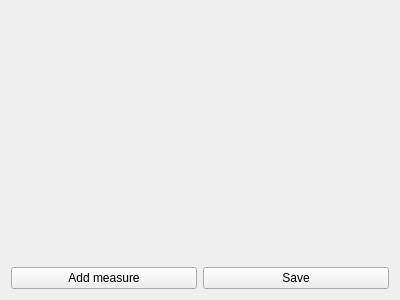
Old version of the form HardwareSyncMainPage.ui in the repository arthur469/HardwareSyncAI.
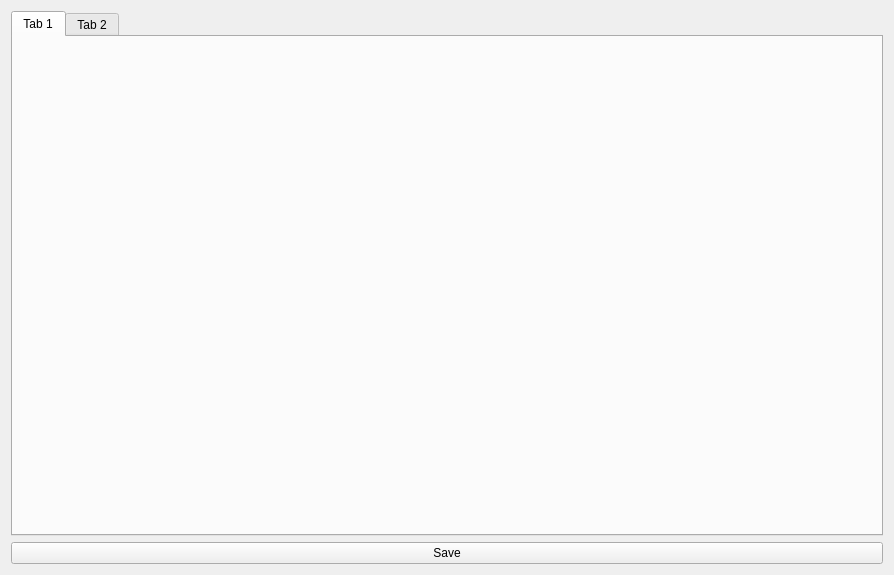
New version of the form.

The edit to the form file:
```diff
--- a/HardwareSyncMainPage.ui
+++ b/HardwareSyncMainPage.ui
@@ -6,48 +6,38 @@
    <rect>
     <x>0</x>
     <y>0</y>
-    <width>400</width>
-    <height>300</height>
+    <width>894</width>
+    <height>575</height>
    </rect>
   </property>
   <property name="windowTitle">
    <string>Form</string>
   </property>
   <layout class="QGridLayout" name="gridLayout">
+   <item row="0" column="0">
+    <widget class="QTabWidget" name="tabs">
+     <property name="currentIndex">
+      <number>0</number>
+     </property>
+     <widget class="QWidget" name="tab">
+      <attribute name="title">
+       <string>Tab 1</string>
+      </attribute>
+     </widget>
+     <widget class="QWidget" name="tab_2">
+      <attribute name="title">
+       <string>Tab 2</string>
+      </attribute>
+     </widget>
+    </widget>
+   </item>
    <item row="1" column="0">
-    <widget class="QPushButton" name="add_measure">
-     <property name="text">
-      <string>Add measure</string>
-     </property>
-    </widget>
-   </item>
-   <item row="1" column="1">
     <widget class="QPushButton" name="save">
      <property name="text">
       <string>Save</string>
      </property>
     </widget>
    </item>
-   <item row="0" column="0" colspan="2">
-    <widget class="QScrollArea" name="scrollArea">
-     <property name="frameShape">
-      <enum>QFrame::NoFrame</enum>
-     </property>
-     <property name="widgetResizable">
-      <bool>true</bool>
-     </property>
-     <widget class="QWidget" name="measures">
-      <property name="geometry">
-       <rect>
-        <x>0</x>
-        <y>0</y>
-        <width>382</width>
-        <height>243</height>
-       </rect>
-      </property>
-     </widget>
-    </widget>
-   </item>
   </layout>
  </widget>
  <resources/>
```
